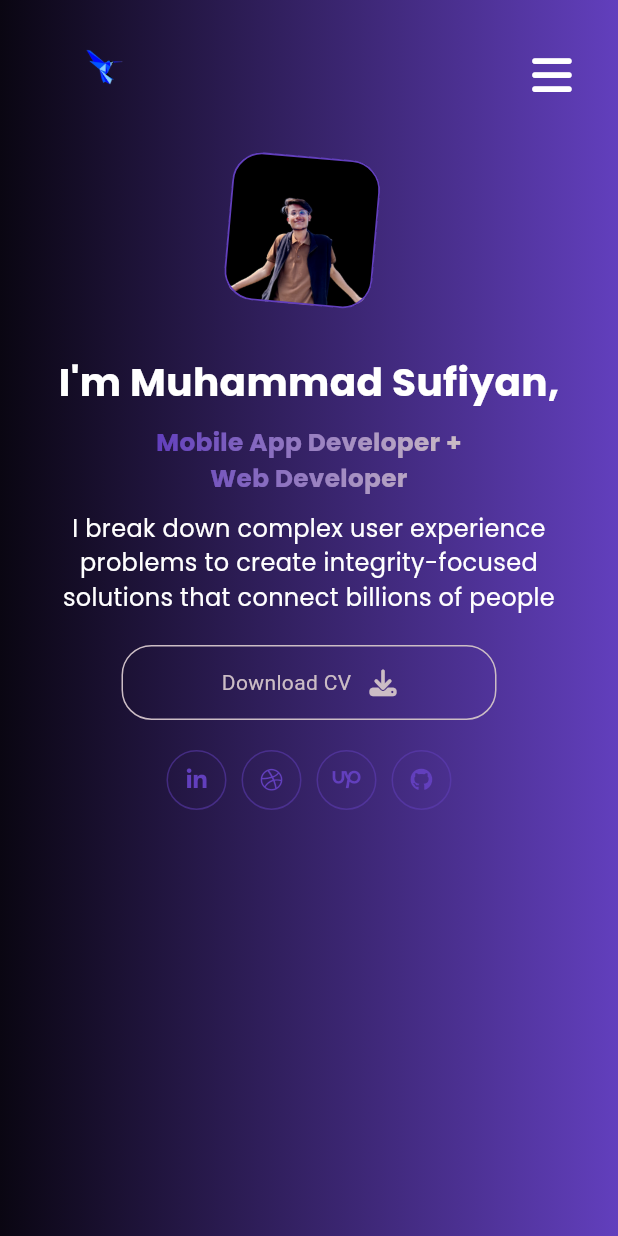
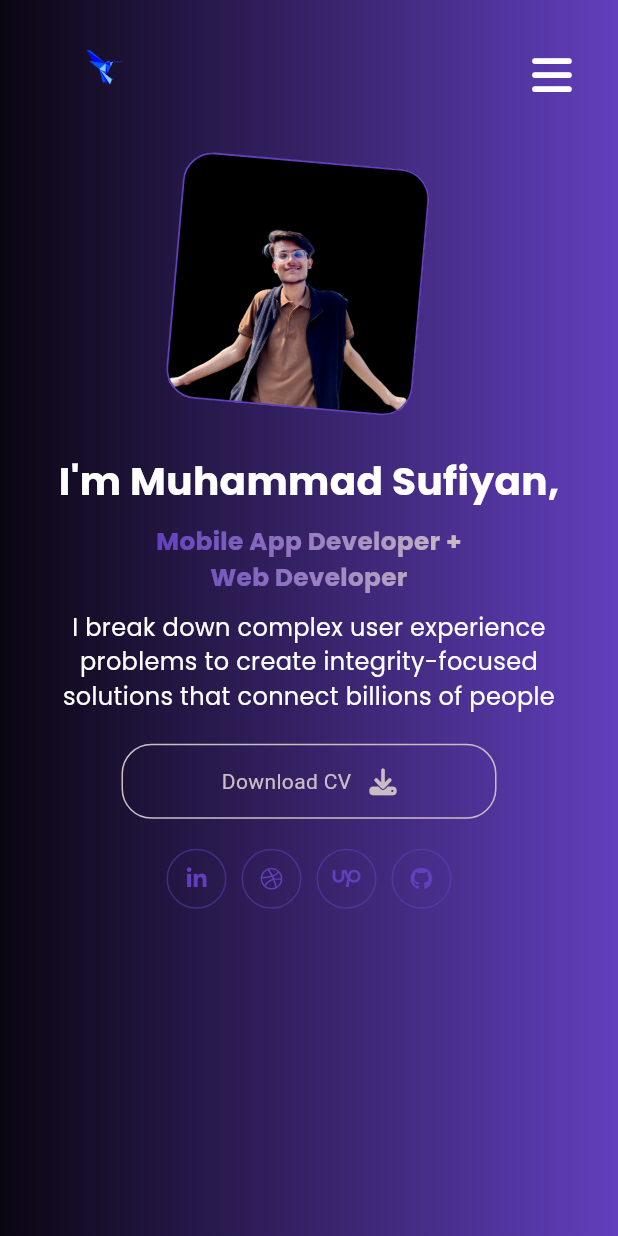
Before and after one commit to 31SUFI/flutter_portfolio_web, a Flutter app: the screen it shows after launch, on a phone screen of 412 x 824 dp. Run offline on Flutter 3.47's test engine with Material 3 defaults, Android fonts, the phone set to English and light mode, and no system bars; drawn by our look-alikes of simple_gradient_text; our stand-ins replace font_awesome_flutter.

Commit message:
resizing profie image for mobile layout

```diff
--- a/lib/screens/widgets/rotating_image_widget.dart
+++ b/lib/screens/widgets/rotating_image_widget.dart
@@ -1,7 +1,5 @@
 import 'package:flutter/material.dart';
-
 import 'dart:math' as math;
-
 import 'package:portfolio_web/constants/colors.dart';
 
 class RotatingImageContainer extends StatefulWidget {
@@ -13,23 +11,34 @@ class RotatingImageContainer extends StatefulWidget {
 
 class _RotatingImageContainerState extends State<RotatingImageContainer> {
   bool isHovered = false;
+
   @override
   Widget build(BuildContext context) {
     final size = MediaQuery.of(context).size;
+
+    // Check if the screen width is less than a certain threshold (e.g., 600px for mobile)
+    bool isMobile = size.width < 600;
+
+    // Adjust image size based on whether it's mobile or not
+    double imageSize = isMobile ? size.width * 0.4 : size.width * 0.24;
+
     return MouseRegion(
       onEnter: (_) => setState(() => isHovered = true),
       onExit: (_) => setState(() => isHovered = false),
       child: AnimatedContainer(
-        duration: Duration(microseconds: 300),
-        transform: Matrix4.rotationZ(isHovered ? 0 : math.pi / 36),
-        height: size.width * 0.24,
-        width: size.width * 0.24,
+        duration: const Duration(milliseconds: 300), // Smooth animation
+        transform:
+            Matrix4.rotationZ(isHovered ? 0 : math.pi / 36), // Rotation effect
+        height: imageSize,
+        width: imageSize,
         decoration: BoxDecoration(
-            image: DecorationImage(
-                fit: BoxFit.cover,
-                image: AssetImage('assets/images/profile_new.jpg')),
-            border: Border.all(color: AppColors.studio, width: 1.2),
-            borderRadius: BorderRadius.circular(20)),
+          image: const DecorationImage(
+            fit: BoxFit.cover,
+            image: AssetImage('assets/images/profile_new.jpg'),
+          ),
+          border: Border.all(color: AppColors.studio, width: 1.2),
+          borderRadius: BorderRadius.circular(20),
+        ),
       ),
     );
   }
```
